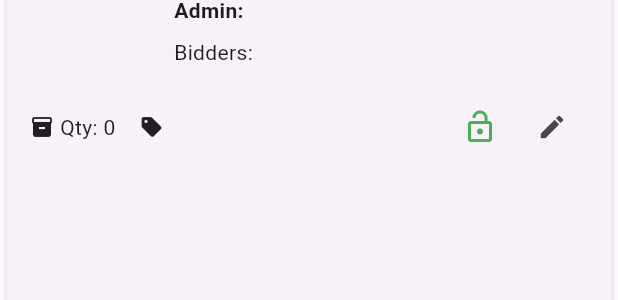
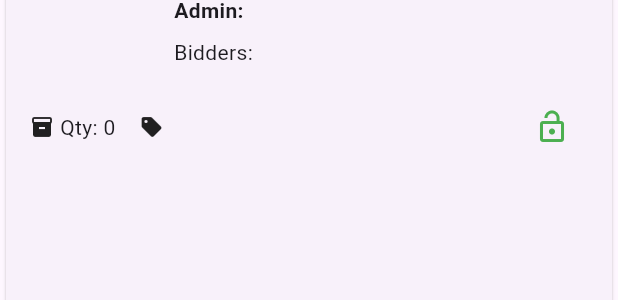
Before and after one commit to aroobaasif001/hvatai-admin-panel, a Flutter app: the ProductCard widget shown alone on an empty page, opened directly with empty values, on a phone screen of 412 x 824 dp. Shown: the part 167-467 px from the top of the screen. Run offline on Flutter 3.47's test engine with Material 3 defaults, Android fonts, the phone set to English and light mode, and no system bars; our stand-ins replace cloud_firestore, curved_navigation_bar, firebase_auth, firebase_core, flutter_svg, font_awesome_flutter and 2 more; accounts and stored records are empty; statements that could not run were skipped.

Commit message:
icon change

```diff
--- a/lib/admin/productManagmentScreen/product_managment_screen.dart
+++ b/lib/admin/productManagmentScreen/product_managment_screen.dart
@@ -828,10 +828,10 @@ class ProductCard extends StatelessWidget {
                       ),
                       onPressed: onToggleBlock,
                     ),
-                    IconButton(
-                      icon: const Icon(Icons.edit, size: 20),
-                      onPressed: onEdit,
-                    ),
+                    // IconButton(
+                    //   icon: const Icon(Icons.edit, size: 20),
+                    //   onPressed: onEdit,
+                    // ),
                   ],
                 ),
               ],
```
Also changed, not shown: 1 other file.
